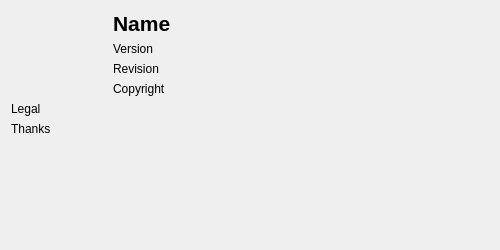
Above: worldeditor/src/editors/scenecomposer/aboutdialog.ui from thunder-engine/thunder before the change. Below: the same form after it.
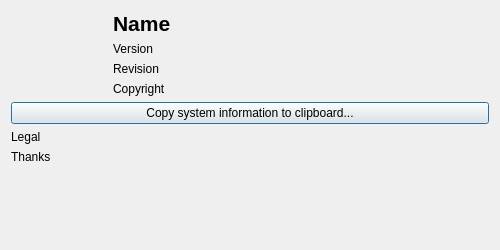
That is the form after the change. Icons and pictures are not drawn.

Commit message: Editor: Get info button in 'Help'->'About WorldEditor' view #403

The edit to the form file:
```diff
--- a/worldeditor/src/editors/scenecomposer/aboutdialog.ui
+++ b/worldeditor/src/editors/scenecomposer/aboutdialog.ui
@@ -76,6 +76,13 @@
      </item>
     </layout>
    </item>
+   <item>
+    <widget class="QPushButton" name="pushClipboard">
+     <property name="text">
+      <string>Copy system information to clipboard...</string>
+     </property>
+    </widget>
+   </item>
    <item>
     <widget class="QLabel" name="legal">
      <property name="text">
```
The commit also changes 2 other files.
